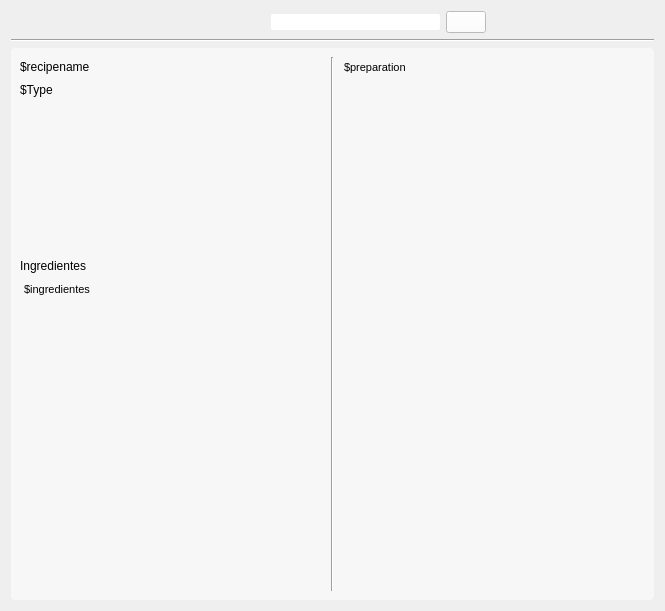
First picture: the form in recipewidget.ui, repository jesusgp22/Icemart, before the edit.
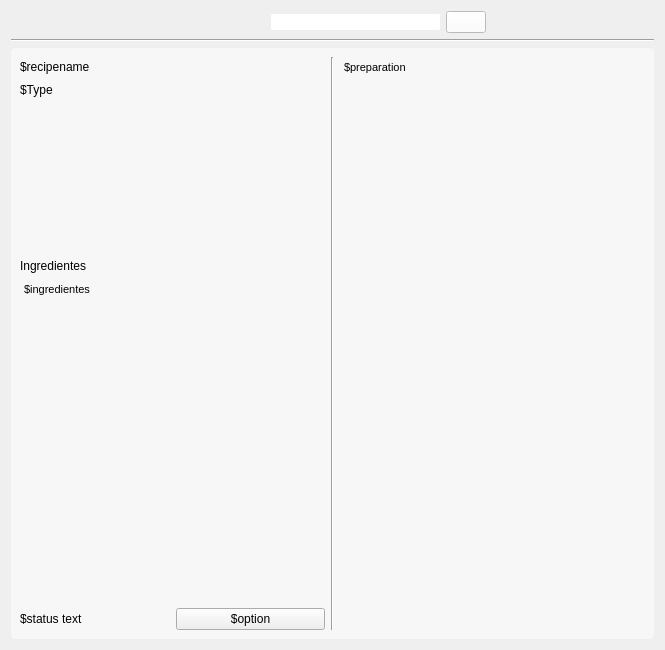
Second picture: the form after the edit. The open tabs and pages were chosen to show the change. Icons and pictures are not drawn.

```diff
--- a/recipewidget.ui
+++ b/recipewidget.ui
@@ -7,7 +7,7 @@
     <x>0</x>
     <y>0</y>
     <width>665</width>
-    <height>588</height>
+    <height>650</height>
    </rect>
   </property>
   <property name="windowTitle">
@@ -404,7 +404,7 @@
       </layout>
      </widget>
      <widget class="QWidget" name="recipe">
-      <layout class="QHBoxLayout" name="horizontalLayout_4">
+      <layout class="QHBoxLayout" name="horizontalLayout_7">
        <item>
         <layout class="QVBoxLayout" name="verticalLayout_3">
          <item>
@@ -520,6 +520,24 @@
            </property>
           </widget>
          </item>
+         <item>
+          <layout class="QHBoxLayout" name="horizontalLayout_4">
+           <item>
+            <widget class="QLabel" name="label_4">
+             <property name="text">
+              <string>$status text</string>
+             </property>
+            </widget>
+           </item>
+           <item>
+            <widget class="QPushButton" name="pushButton">
+             <property name="text">
+              <string>$option</string>
+             </property>
+            </widget>
+           </item>
+          </layout>
+         </item>
         </layout>
        </item>
        <item>
```
